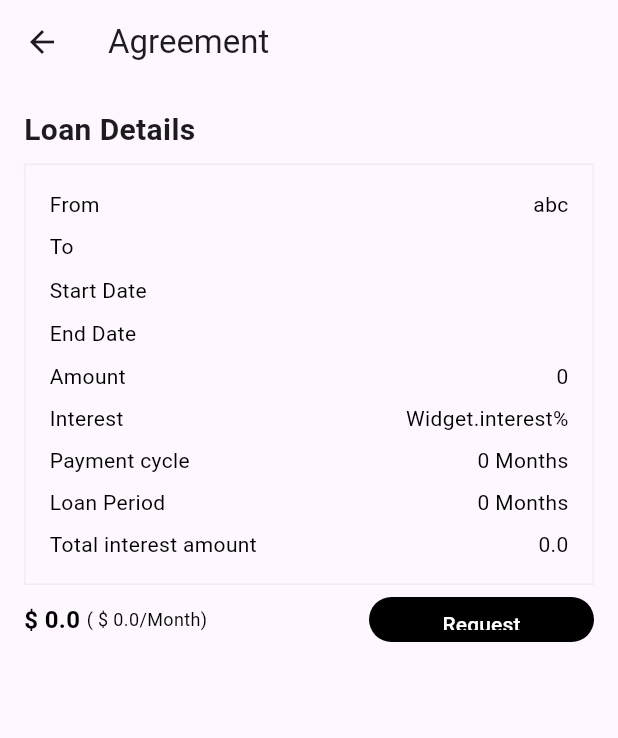
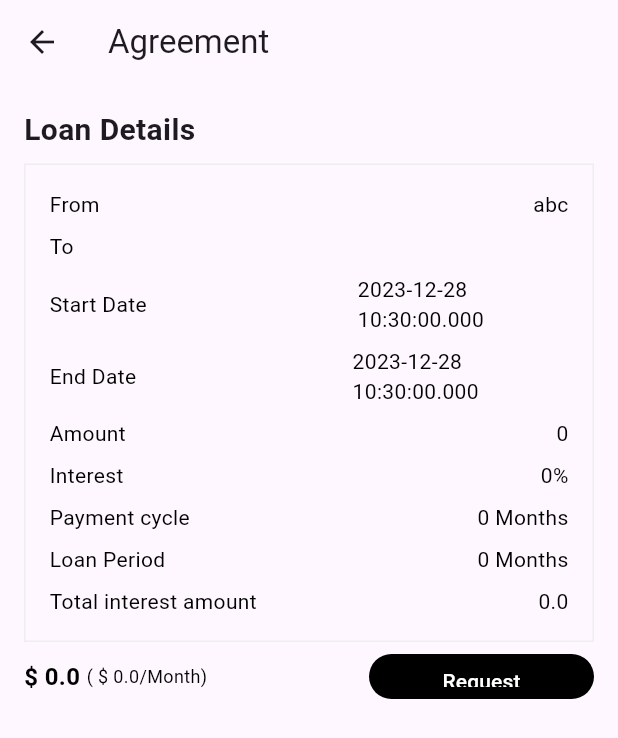
Before and after one commit to GnaniPasupula/lendpay, a Flutter app: the IncomingRequest screen opened directly with empty values, on a phone screen of 412 x 824 dp. Shown: the top 738 px of the screen. Run offline on Flutter 3.47's test engine with Material 3 defaults, Android fonts, the phone set to English and light mode, and no system bars; our stand-ins replace shared_preferences; accounts and stored records are empty; network calls fail.

Commit message:
created incomingRequest Page

```diff
--- a/Client/lib/Models/Transaction.dart
+++ b/Client/lib/Models/Transaction.dart
@@ -2,10 +2,15 @@ class Transaction {
   // final String id;
   final String sender;
   final String receiver;
-  final double amount;
-  final DateTime date;
-  final double interestRate;
-  final double interestPeriod;
+  final int amount;
+  final DateTime startDate;
+  final DateTime endDate;
+  final int interestRate;
+  final int paymentCycle;
+  final double subAmount;
+  final int loanPeriod;
+  final double interestAmount;
+  final double totalAmount;
   final String note;
 
   Transaction({
@@ -13,22 +18,32 @@ class Transaction {
     required this.sender,
     required this.receiver,
     required this.amount,
-    required this.date,
+    required this.startDate,
+    required this.endDate,
     required this.interestRate,
-    required this.interestPeriod,
+    required this.paymentCycle,
+    required this.subAmount,
+    required this.loanPeriod,
+    required this.interestAmount,
+    required this.totalAmount,
     required this.note
   });
 
   factory Transaction.fromJson(Map<String, dynamic> json) {
     return Transaction(
-      // id:json['_id'],
+      // id: json['_id'],
       sender: json['sender'],
       receiver: json['receiver'],
       amount: json['amount'],
-      date: DateTime.parse(json['date']),
+      startDate: DateTime.parse(json['startDate']),
+      endDate: DateTime.parse(json['endDate']),
       interestRate: json['interestRate'],
-      interestPeriod: json['interestPeriod'],
-      note: json['note']
+      paymentCycle: json['paymentCycle'],
+      subAmount: json['subAmount'],
+      loanPeriod: json['loanPeriod'],
+      interestAmount: json['interestAmount'],
+      totalAmount: json['totalAmount'],
+      note: json['note'],
     );
   }
 
@@ -38,9 +53,14 @@ class Transaction {
       'sender': sender,
       'receiver': receiver,
       'amount': amount,
-      'date': date,
+      'startDate': startDate,
+      'endDate': endDate,
       'interestRate': interestRate,
-      'interestPeriod': interestPeriod,
+      'paymentCycle': paymentCycle,
+      'subAmount': subAmount,
+      'loanPeriod': loanPeriod,
+      'interestAmount': interestAmount,
+      'totalAmount': totalAmount,
       'note': note
     };
   }
--- a/Client/lib/Models/User.dart
+++ b/Client/lib/Models/User.dart
@@ -5,6 +5,7 @@ class User {
   String name;
   List<String> creditTransactions;
   List<String> debitTransactions;
+  List<String> requests;
   double totalCredit;
   double totalDebit;
   List<User> previousUsers;
@@ -16,6 +17,7 @@ class User {
     required this.name,
     required this.creditTransactions,
     required this.debitTransactions,
+    required this.requests,
     required this.totalCredit,
     required this.totalDebit,
     required this.previousUsers
@@ -29,6 +31,7 @@ class User {
       name: json['name'],
       creditTransactions: List<String>.from(json['creditTransactions']),
       debitTransactions: List<String>.from(json['debitTransactions']),
+      requests: List<String>.from(json['requests']),
       totalCredit: json['totalCredit'].toDouble(),
       totalDebit: json['totalDebit'].toDouble(),
       previousUsers: List<User>.from(json['previousUsers'])
@@ -43,6 +46,7 @@ class User {
       'name': name,
       'creditTransactions': creditTransactions,
       'debitTransactions': debitTransactions,
+      'requests': requests,
       'totalCredit': totalCredit,
       'totalDebit': totalDebit,
       'previousUsers': previousUsers
--- a/Client/lib/incomingRequest.dart
+++ b/Client/lib/incomingRequest.dart
@@ -1,33 +1,16 @@
 import 'package:flutter/material.dart';
 import 'package:flutter/services.dart';
 import 'package:intl/intl.dart';
+import 'package:lendpay/Models/Transaction.dart';
 import 'package:lendpay/Models/User.dart';
 import 'package:lendpay/api_helper.dart';
 
 class IncomingRequest extends StatefulWidget {
 
-  final User otheruser;
-  final int loanAmount;
-  final int period;
-  final int interest;
-  final int cycle;
-  final double totalAmount;
-  final double interestAmount;
-  final double breakdownAmount;
-  final String todayDate;
-  final String endDateFormatted;
+  final Transaction requestTransaction;
 
   IncomingRequest({
-    required this.otheruser,
-    required this.loanAmount,
-    required this.period,
-    required this.interest,
-    required this.cycle,
-    required this.totalAmount,
-    required this.interestAmount,
-    required this.breakdownAmount,
-    required this.todayDate,
-    required this.endDateFormatted
+    required this.requestTransaction,
   });
 
   @override
@@ -44,6 +27,9 @@ class _IncomingRequestState extends State<IncomingRequest> {
 
   @override
   Widget build(BuildContext context) {
+    String endDateFormatted = DateFormat('dd-MM-yyyy').format(widget.requestTransaction.endDate);
+
+    String startDateFormatted = DateFormat('dd-MM-yyyy').format(widget.requestTransaction.startDate);
 
     return Scaffold(
       appBar: AppBar(
@@ -71,21 +57,21 @@ class _IncomingRequestState extends State<IncomingRequest> {
                 children: [
                   _buildTextRow("From", "abc"),
                   const SizedBox(height: 8.0),
-                  _buildTextRow("To", widget.otheruser.email),
+                  _buildTextRow("To", widget.requestTransaction.receiver),
                   const SizedBox(height: 8.0),
-                  _buildTextRow("Start Date", widget.todayDate),
+                  _buildTextRow("Start Date", widget.requestTransaction.startDate),
                   const SizedBox(height: 8.0),
-                  _buildTextRow("End Date", widget.endDateFormatted),
+                  _buildTextRow("End Date", widget.requestTransaction.endDate),
                   const SizedBox(height: 8.0),
-                  _buildTextRow("Amount", widget.loanAmount),
+                  _buildTextRow("Amount", widget.requestTransaction.amount),
                   const SizedBox(height: 8.0),
-                  _buildTextRow("Interest", "$widget.interest%"),
+                  _buildTextRow("Interest", "${widget.requestTransaction.interestRate}%"),
                   const SizedBox(height: 8.0),
-                  _buildTextRow("Payment cycle", "${widget.cycle} Months"),
+                  _buildTextRow("Payment cycle", "${widget.requestTransaction.paymentCycle} Months"),
                   const SizedBox(height: 8.0),
-                  _buildTextRow("Loan Period", "${widget.period} Months"),
+                  _buildTextRow("Loan Period", "${widget.requestTransaction.loanPeriod} Months"),
                   const SizedBox(height: 8.0),
-                  _buildTextRow("Total interest amount",widget.interestAmount),
+                  _buildTextRow("Total interest amount",widget.requestTransaction.interestAmount),
                 ],
               ),
             ),
@@ -94,8 +80,8 @@ class _IncomingRequestState extends State<IncomingRequest> {
               mainAxisAlignment: MainAxisAlignment.spaceBetween,
               children: [
                 Row(children: [
-                  Text("\$ ${widget.totalAmount} ", style: const TextStyle(fontSize: 16.0,color: Colors.black,fontWeight: FontWeight.bold),),
-                  Text("( \$ ${widget.breakdownAmount}/Month)", style: const TextStyle(fontSize: 12.0,color: Colors.black),),
+                  Text("\$ ${widget.requestTransaction.totalAmount} ", style: const TextStyle(fontSize: 16.0,color: Colors.black,fontWeight: FontWeight.bold),),
+                  Text("( \$ ${widget.requestTransaction.subAmount}/Month)", style: const TextStyle(fontSize: 12.0,color: Colors.black),),
                   ],),
                 SizedBox(
                   width: 150,
@@ -118,7 +104,7 @@ class _IncomingRequestState extends State<IncomingRequest> {
                             TextButton(
                               onPressed: () {
                                 // Perform the transaction request here
-                                ApiHelper.sendTransactionRequest(receiverEmail: widget.otheruser.email, amount: widget.loanAmount, startDate: widget.todayDate, endDate: widget.endDateFormatted, interestRate: widget.interest, paymentCycle: widget.cycle, subAmount: widget.breakdownAmount, loanPeriod: widget.period, interestAmount: widget.interestAmount, totalAmount: widget.totalAmount);
+                                ApiHelper.sendTransactionRequest(receiverEmail: widget.requestTransaction.receiver, amount: widget.requestTransaction.amount, startDate: startDateFormatted, endDate: endDateFormatted, interestRate: widget.requestTransaction.interestRate, paymentCycle: widget.requestTransaction.paymentCycle, subAmount: widget.requestTransaction.subAmount, loanPeriod: widget.requestTransaction.loanPeriod, interestAmount: widget.requestTransaction.interestAmount, totalAmount: widget.requestTransaction.totalAmount);
                                 Navigator.of(context).pop();
                               },
                               child: const Text("Confirm"),
```
Also changed, not shown: Client/lib/api_helper.dart (+30 -1 lines), Client/lib/dashboard.dart (+12 -2 lines), Client/lib/incomingRequestPage.dart (added, +145 -0 lines), Client/lib/transactions.dart (+12 -12 lines), 3 other files.
